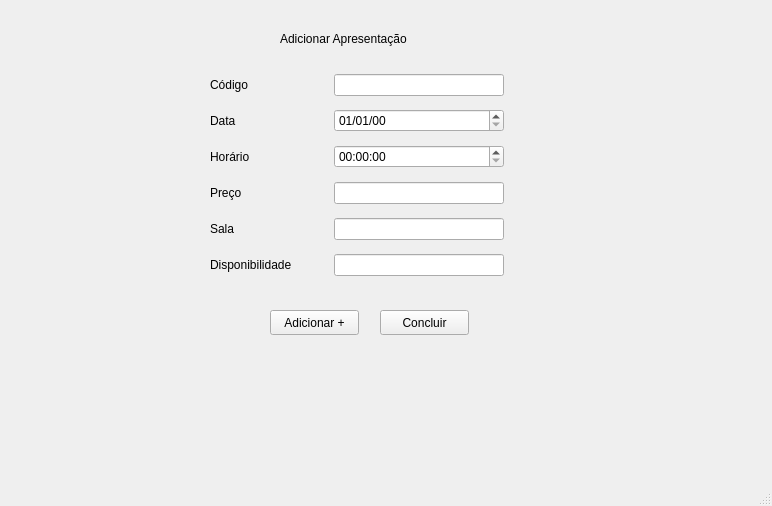
PedroAugustoRamalhoDuarte/Trabalho-TP1, file ui/viewEventos.ui: the form before one commit.
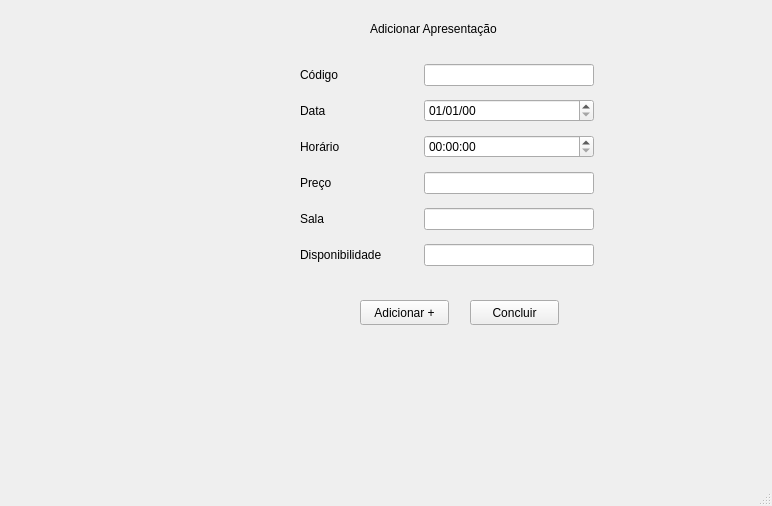
The form after the commit. The open tabs and pages were chosen to show the change.

The edit to the form file:
```diff
--- a/ui/viewEventos.ui
+++ b/ui/viewEventos.ui
@@ -17,8 +17,8 @@
    <widget class="QStackedWidget" name="stackedWidget">
     <property name="geometry">
      <rect>
-      <x>-90</x>
-      <y>20</y>
+      <x>0</x>
+      <y>10</y>
       <width>761</width>
       <height>411</height>
      </rect>
@@ -519,7 +519,7 @@
        <string>Concluir</string>
       </property>
      </widget>
-     <widget class="QWidget" name="">
+     <widget class="QWidget" name="layoutWidget">
       <property name="geometry">
        <rect>
         <x>300</x>
```
Left out of the diff: 4 changed lines with no effect on the pictures.
